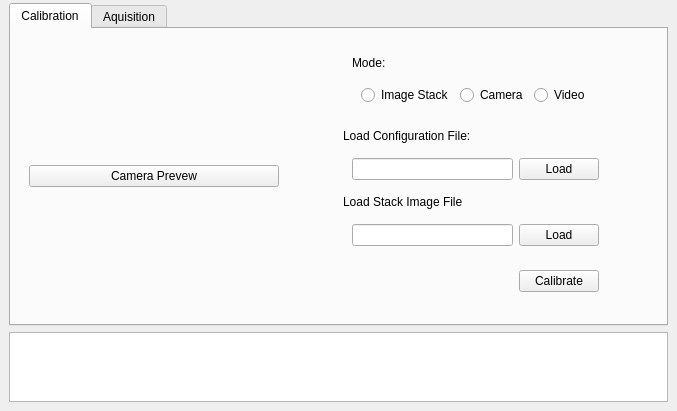
This is forms/ptawindow.ui in lluchiari/PTADetector as Qt 5 draws it before an edit. The edited form follows.
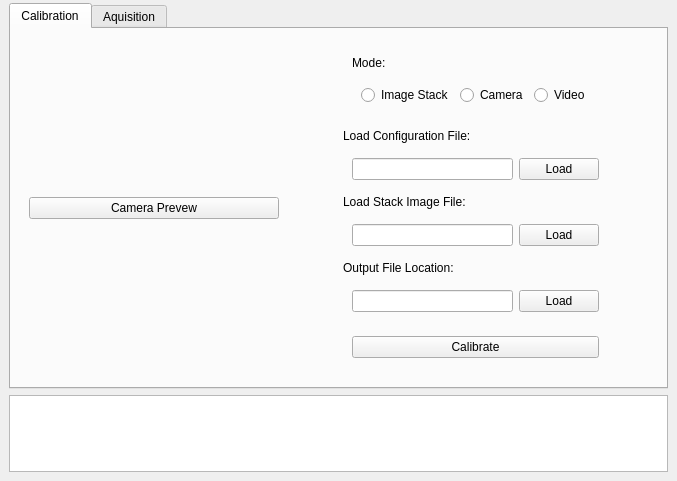
This is the edited form.

```diff
--- a/forms/ptawindow.ui
+++ b/forms/ptawindow.ui
@@ -7,7 +7,7 @@
     <x>0</x>
     <y>0</y>
     <width>677</width>
-    <height>411</height>
+    <height>481</height>
    </rect>
   </property>
   <property name="windowTitle">
@@ -173,7 +173,7 @@
             <item>
              <widget class="QLabel" name="StackImageFileLabel">
               <property name="text">
-               <string>Load Stack Image File</string>
+               <string>Load Stack Image File:</string>
               </property>
              </widget>
             </item>
@@ -201,22 +201,42 @@
             </item>
            </layout>
           </item>
+          <item>
+           <layout class="QVBoxLayout" name="OutputFileLayout">
+            <item>
+             <widget class="QLabel" name="OutputFileLabel">
+              <property name="text">
+               <string>Output File Location:</string>
+              </property>
+             </widget>
+            </item>
+            <item>
+             <widget class="QWidget" name="OutputFileWidget" native="true">
+              <property name="sizePolicy">
+               <sizepolicy hsizetype="Minimum" vsizetype="Minimum">
+                <horstretch>0</horstretch>
+                <verstretch>0</verstretch>
+               </sizepolicy>
+              </property>
+              <layout class="QHBoxLayout" name="horizontalLayout_2">
+               <item>
+                <widget class="QLineEdit" name="OutputFileLineEdit"/>
+               </item>
+               <item>
+                <widget class="QPushButton" name="OutputFilePushButton">
+                 <property name="text">
+                  <string>Load</string>
+                 </property>
+                </widget>
+               </item>
+              </layout>
+             </widget>
+            </item>
+           </layout>
+          </item>
           <item>
            <widget class="QWidget" name="ConfirmWidget" native="true">
             <layout class="QHBoxLayout" name="horizontalLayout_3">
-             <item>
-              <spacer name="horizontalSpacer_3">
-               <property name="orientation">
-                <enum>Qt::Horizontal</enum>
-               </property>
-               <property name="sizeHint" stdset="0">
-                <size>
-                 <width>40</width>
-                 <height>20</height>
-                </size>
-               </property>
-              </spacer>
-             </item>
              <item>
               <widget class="QPushButton" name="ConfirmPushButton">
                <property name="text">
```
Left out of the diff: 8 changed lines with no effect on the pictures.
